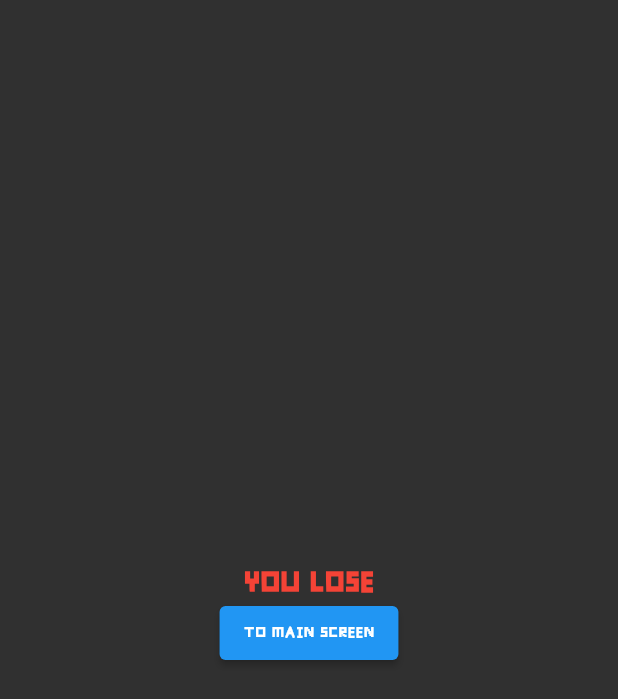
After one commit to Andrem19/maze_and_traps, a Flutter app: the EndGameScreen screen opened by its route, on a phone screen of 412 x 824 dp. The commit adds this screen. Shown: the top 699 px of the screen. Run offline on Flutter 3.47's test engine with Material 2 defaults, Android fonts, the phone set to English and light mode, and no system bars; our stand-ins replace animated_splash_screen, cloud_firestore, firebase_core, get, qr_flutter, shared_preferences; missing offline and left inert: flame_audio, qr_code_scanner; accounts and stored records are empty; statements that could not run were skipped.

Commit message:
battle start

```diff
--- a/lib/controllers/play_menu_controller.dart
+++ b/lib/controllers/play_menu_controller.dart
@@ -52,5 +52,8 @@ class PlayMenuController extends GetxController {
     }
   }
 
-
+  void setUpRandomRival(bool randomRival) {
+    print('random Rival true func');
+    mainCtrl.randomRival = randomRival;
+  }
 }
--- a/lib/controllers/routing/app_pages.dart
+++ b/lib/controllers/routing/app_pages.dart
@@ -5,6 +5,7 @@ import 'package:mazeandtraps/views/general_menu.dart';
 import 'package:mazeandtraps/views/play/maps_training/map_training_act.dart';
 import 'package:mazeandtraps/views/play/maps_training/maps_champions.dart';
 import 'package:mazeandtraps/views/play/multiplayer/battle_act.dart';
+import 'package:mazeandtraps/views/play/multiplayer/end_game_screen.dart';
 import 'package:mazeandtraps/views/play/play_menu.dart';
 import 'package:mazeandtraps/views/scrolls/scrolls_list.dart';
 import 'package:mazeandtraps/views/settings.dart';
@@ -103,5 +104,9 @@ class AppPages {
       page: () => WaitingPage(),
       binding: WaitingGameControllerBinding()
     ),
+    GetPage(
+      name: _Paths.END_GAME_SCREEN,
+      page: () => EndGameScreen(),
+    ),
   ];
 }
--- a/lib/controllers/routing/app_routes.dart
+++ b/lib/controllers/routing/app_routes.dart
@@ -20,6 +20,7 @@ abstract class Routes {
   static const PLAY_MENU = _Paths.PLAY_MENU;
   static const BATTLE_ACT = _Paths.BATTLE_ACT;
   static const WAITING_PAGE = _Paths.WAITING_PAGE;
+  static const END_GAME_SCREEN = _Paths.END_GAME_SCREEN;
 }
 
 abstract class _Paths {
@@ -40,4 +41,5 @@ abstract class _Paths {
   static const PLAY_MENU = "/play_menu";
   static const BATTLE_ACT = "/battle_act";
   static const WAITING_PAGE = "/waiting_page";
+  static const END_GAME_SCREEN = "/end_game_screen";
 }
--- a/lib/views/play/multiplayer/battle_act.dart
+++ b/lib/views/play/multiplayer/battle_act.dart
@@ -14,7 +14,7 @@ class BattleAct extends StatelessWidget {
     return Shell.getShell(Scaffold(
       body: GetBuilder<BattleActController>(
         builder: (controller) {
-          return Center(child: Text(controller.id));
+          return Center(child: Text(''));
         }
       ),
     ));
--- /dev/null
+++ b/lib/views/play/multiplayer/end_game_screen.dart
@@ -0,0 +1,54 @@
+import 'package:flutter/material.dart';
+import 'package:get/get.dart';
+import 'package:mazeandtraps/controllers/main_game_controller.dart';
+import 'package:mazeandtraps/elements/shell.dart';
+
+import '../../../controllers/routing/app_pages.dart';
+
+class EndGameScreen extends StatelessWidget {
+  const EndGameScreen({super.key});
+
+  @override
+  Widget build(BuildContext context) {
+    return Shell.getShell(
+      Scaffold(
+        body: GetBuilder<MainGameController>(
+          builder: (controller) {
+            return Center(
+              child: Column(
+                mainAxisAlignment: MainAxisAlignment.center,
+                children: [
+                  Text(
+                    controller.YourCurrentRole == controller.vinner
+                        ? 'YOU WON'
+                        : 'YOU LOSE',
+                    style: TextStyle(
+                      fontSize: 25,
+                      color: controller.YourCurrentRole == controller.vinner
+                          ? Colors.green
+                          : Colors.red,
+                      fontWeight: FontWeight.bold,
+                    ),
+                  ),
+                  controller.randomRival ? Text(
+                    controller.YourCurrentRole == controller.vinner
+                        ? '+ 2 points'
+                        : '- 1 point',
+                    style: const TextStyle(fontSize: 18),
+                  ) : SizedBox(),
+                  ElevatedButton(
+                    onPressed: () {
+                      controller.deleteMultiplayerGameInstant();
+                      Get.offNamed(Routes.GENERAL_MENU);
+                    },
+                    child: const Text('To Main Screen'),
+                  ),
+                ],
+              ),
+            );
+          },
+        ),
+      ),
+    );
+  }
+}
--- a/lib/views/play/play_menu.dart
+++ b/lib/views/play/play_menu.dart
@@ -22,7 +22,7 @@ class PlayMenu extends StatelessWidget {
                     crossAxisAlignment: CrossAxisAlignment.center,
                     children: [
                       SearchField(),
-                      MenuButton(path: Routes.LEADERBOARD, name: 'Search Random Rival'),
+                      MenuButton(path: Routes.WAITING_PAGE, name: 'Search Random Rival', func: () => controller.setUpRandomRival(true)),
                       MenuButton(path: Routes.MAP_TRAINING_MENU, name: 'Training Maps'),
 
                     ],
```
Also changed, not shown: lib/controllers/battle_act_controller.dart (+129 -3 lines), lib/controllers/main_game_controller.dart (+53 -0 lines), lib/controllers/waiting_game_controller.dart (+45 -7 lines), lib/elements/button.dart (+9 -3 lines).
